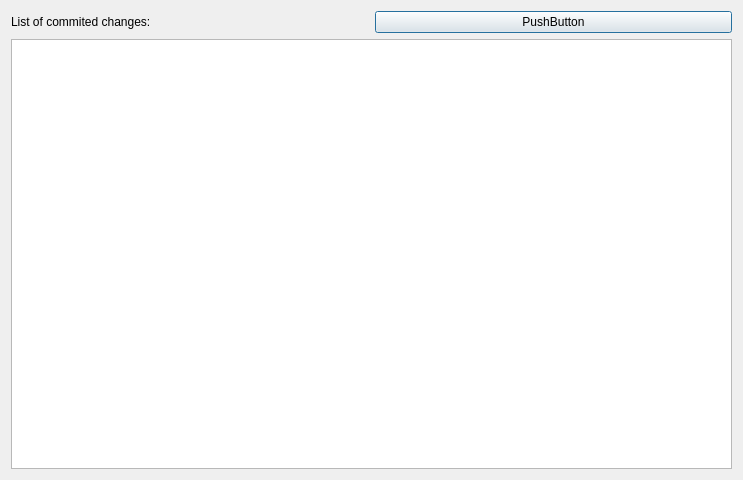
Before: the Qt Designer form qt4/filler2/HistoryDialog.ui in Newterm/szarp, drawn with Qt 5.
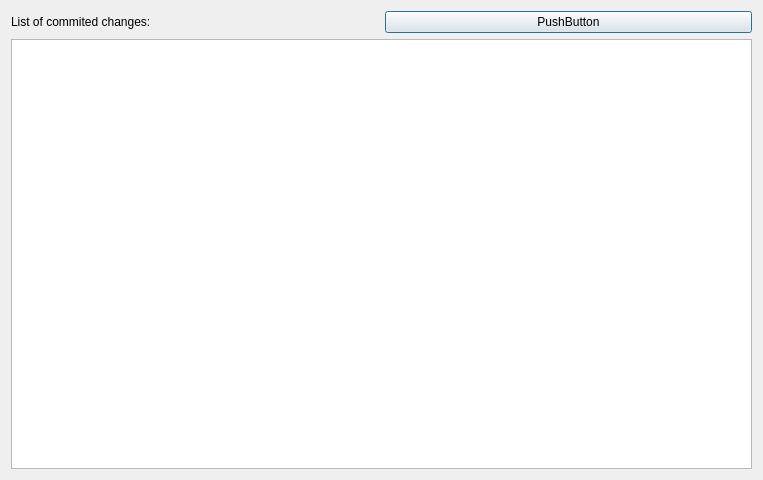
After: the same form once the commit is applied. Icons and pictures are not drawn.

Diff of the .ui file:
```diff
--- a/qt4/filler2/HistoryDialog.ui
+++ b/qt4/filler2/HistoryDialog.ui
@@ -6,7 +6,7 @@
    <rect>
     <x>0</x>
     <y>0</y>
-    <width>743</width>
+    <width>763</width>
     <height>480</height>
    </rect>
   </property>
```
